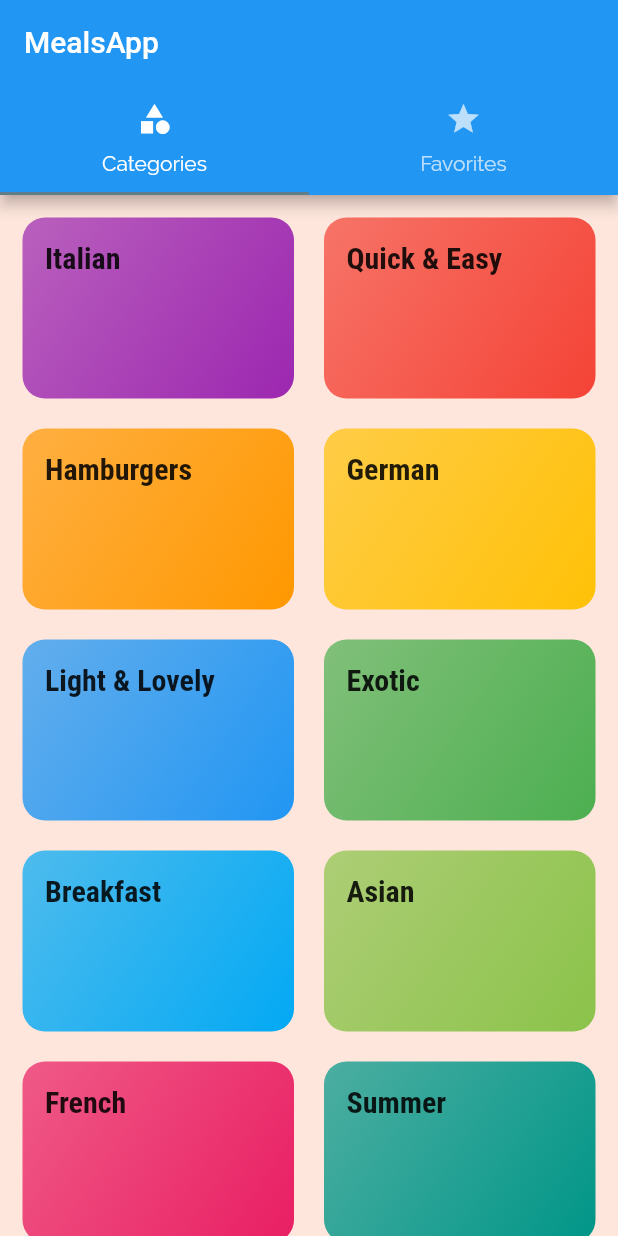
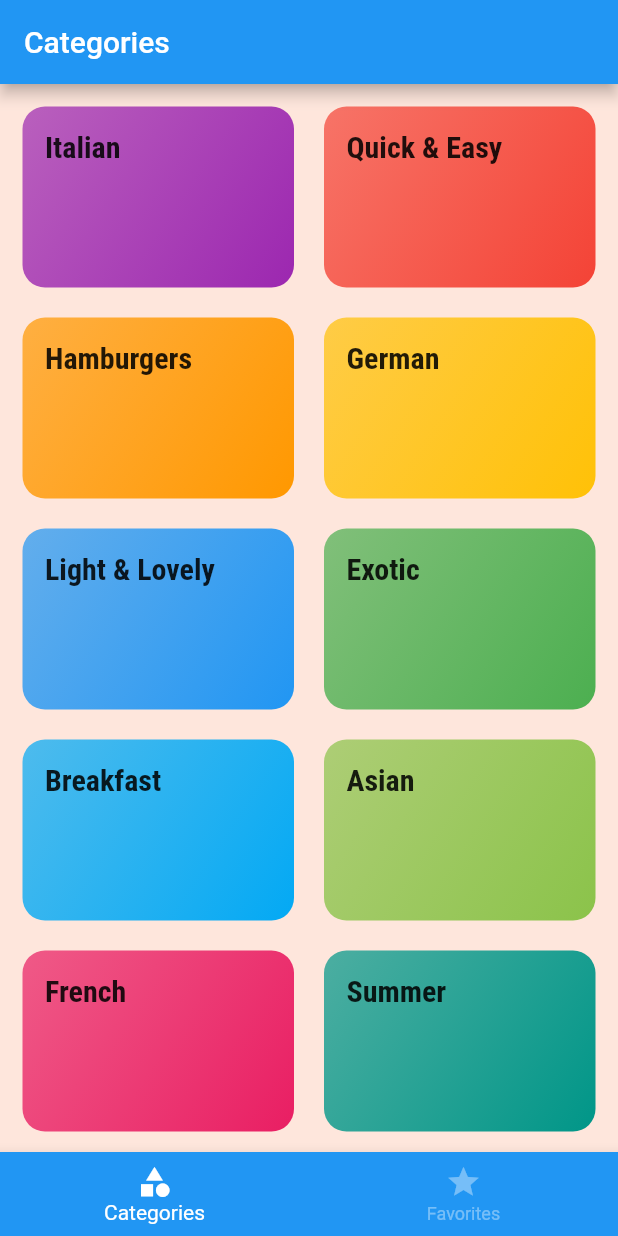
Before and after one commit to asafzaf/Meals-app, a Flutter app: the screen it shows after launch, on a phone screen of 412 x 824 dp. Run offline on Flutter 3.47's test engine with Material 2 defaults, Android fonts, the phone set to English and light mode, and no system bars.

```diff
--- a/lib/screen/tabs_screen.dart
+++ b/lib/screen/tabs_screen.dart
@@ -8,30 +8,50 @@ class TabsScreen extends StatefulWidget {
 }
 
 class _TabsScreenState extends State<TabsScreen> {
+  final List<Map<String, Object>> _pages = [
+    {
+      'page': CategoriesScreen(),
+      'title': 'Categories',
+    },
+    {
+      'page': FavoritesScreen(),
+      'title': 'Your Favorites',
+    },
+  ];
+
+  int _selectedPageIndex = 0;
+
+  void _selectPage(int index) {
+    setState(() {
+      _selectedPageIndex = index;
+    });
+  }
+
   @override
   Widget build(BuildContext context) {
-    return DefaultTabController(
-      length: 2,
-      child: Scaffold(
-        appBar: AppBar(
-          title: Text('MealsApp'),
-          bottom: TabBar(
-            tabs: <Widget>[
-              Tab(
-                icon: Icon(Icons.category),
-                text: 'Categories',
-              ),
-              Tab(
-                icon: Icon(Icons.star),
-                text: 'Favorites',
-              )
-            ],
+    return Scaffold(
+      appBar: AppBar(
+        title: Text(
+          _pages[_selectedPageIndex]['title'],
+        ),
+      ),
+      body: _pages[_selectedPageIndex]['page'],
+      bottomNavigationBar: BottomNavigationBar(
+        onTap: _selectPage,
+        backgroundColor: Theme.of(context).primaryColor,
+        unselectedItemColor: Colors.white38,
+        selectedItemColor: Colors.white,
+        currentIndex: _selectedPageIndex,
+        items: [
+          BottomNavigationBarItem(
+            icon: Icon(Icons.category),
+            label: 'Categories',
           ),
-        ),
-        body: TabBarView(children: [
-          CategoriesScreen(),
-          FavoritesScreen(),
-        ]),
+          BottomNavigationBarItem(
+            icon: Icon(Icons.star),
+            label: 'Favorites',
+          ),
+        ],
       ),
     );
   }
```
